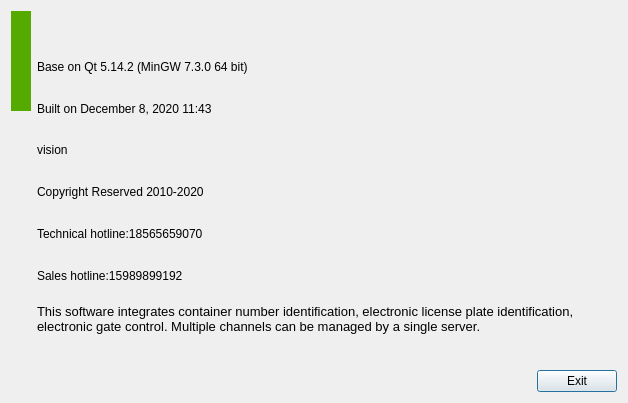
Above: Main/About/aboutdialog.ui from 519984307/Container_Multiple_Channels_20200522 before the change. Below: the same form after it.
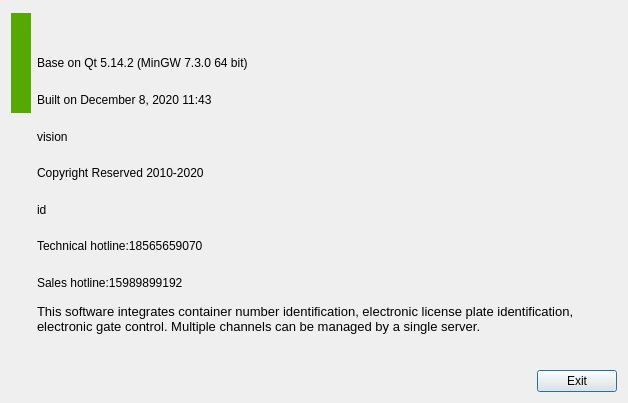
That is the form after the change. Icons and pictures are not drawn.

Patch:
```diff
--- a/Main/About/aboutdialog.ui
+++ b/Main/About/aboutdialog.ui
@@ -18,7 +18,7 @@
     <normaloff>:/UI_ICO/ICO/ICO.ico</normaloff>:/UI_ICO/ICO/ICO.ico</iconset>
   </property>
   <layout class="QGridLayout" name="gridLayout">
-   <item row="0" column="0">
+   <item row="0" column="0" rowspan="3">
     <widget class="QLabel" name="label">
      <property name="maximumSize">
       <size>
@@ -46,12 +46,7 @@
      </property>
     </widget>
    </item>
-   <item row="0" column="1" rowspan="2" colspan="2">
-    <layout class="QVBoxLayout" name="verticalLayout">
-     <property name="spacing">
-      <number>15</number>
-     </property>
-     <item>
+   <item row="0" column="1">
       <widget class="QLabel" name="appLabel">
        <property name="font">
         <font>
@@ -65,71 +60,48 @@
        </property>
       </widget>
      </item>
-     <item>
+   <item row="1" column="1">
       <widget class="QLabel" name="label_11">
        <property name="text">
         <string>Base on Qt 5.14.2 (MinGW 7.3.0 64 bit)</string>
        </property>
       </widget>
      </item>
-     <item>
+   <item row="2" column="1">
       <widget class="QLabel" name="label_2">
        <property name="text">
         <string>Built on December 8, 2020 11:43</string>
        </property>
       </widget>
      </item>
-     <item>
-      <layout class="QHBoxLayout" name="horizontalLayout" stretch="0,1">
-       <item>
-        <widget class="QLabel" name="label_3">
-         <property name="text">
-          <string>vision</string>
-         </property>
-        </widget>
-       </item>
-       <item>
-        <widget class="QLabel" name="verLabel">
-         <property name="text">
-          <string/>
-         </property>
-        </widget>
-       </item>
-      </layout>
-     </item>
-     <item>
-      <layout class="QHBoxLayout" name="horizontalLayout_2" stretch="0,1">
-       <item>
-        <widget class="QLabel" name="label_5">
-         <property name="text">
-          <string>Copyright Reserved 2010-2020 </string>
-         </property>
-        </widget>
-       </item>
-       <item>
-        <widget class="QLabel" name="copyrightLabel">
-         <property name="text">
-          <string/>
-         </property>
-        </widget>
-       </item>
-      </layout>
-     </item>
-     <item>
+   <item row="3" column="0" rowspan="7">
+    <spacer name="verticalSpacer">
+     <property name="orientation">
+      <enum>Qt::Vertical</enum>
+     </property>
+     <property name="sizeHint" stdset="0">
+      <size>
+       <width>20</width>
+       <height>271</height>
+      </size>
+     </property>
+    </spacer>
+   </item>
+   <item row="6" column="1">
       <widget class="QLabel" name="label_4">
        <property name="text">
         <string>Technical hotline:18565659070</string>
        </property>
       </widget>
      </item>
-     <item>
+   <item row="7" column="1">
       <widget class="QLabel" name="label_7">
        <property name="text">
         <string>Sales hotline:15989899192</string>
        </property>
       </widget>
      </item>
-     <item>
+   <item row="8" column="1" colspan="2">
       <widget class="QLabel" name="label_6">
        <property name="font">
         <font>
@@ -149,22 +121,7 @@
        </property>
       </widget>
      </item>
-    </layout>
-   </item>
-   <item row="1" column="0" rowspan="2">
-    <spacer name="verticalSpacer">
-     <property name="orientation">
-      <enum>Qt::Vertical</enum>
-     </property>
-     <property name="sizeHint" stdset="0">
-      <size>
-       <width>20</width>
-       <height>271</height>
-      </size>
-     </property>
-    </spacer>
-   </item>
-   <item row="2" column="1">
+   <item row="9" column="1">
     <spacer name="horizontalSpacer">
      <property name="orientation">
       <enum>Qt::Horizontal</enum>
@@ -177,13 +134,67 @@
      </property>
     </spacer>
    </item>
-   <item row="2" column="2">
+   <item row="9" column="2">
     <widget class="QPushButton" name="pushButton">
      <property name="text">
       <string>Exit</string>
      </property>
     </widget>
    </item>
+   <item row="3" column="1" colspan="2">
+    <layout class="QHBoxLayout" name="horizontalLayout" stretch="0,1">
+     <item>
+      <widget class="QLabel" name="label_3">
+       <property name="text">
+        <string>vision</string>
+       </property>
+      </widget>
+     </item>
+     <item>
+      <widget class="QLabel" name="verLabel">
+       <property name="text">
+        <string/>
+       </property>
+      </widget>
+     </item>
+    </layout>
+   </item>
+   <item row="4" column="1" colspan="2">
+    <layout class="QHBoxLayout" name="horizontalLayout_2" stretch="0,1">
+     <item>
+      <widget class="QLabel" name="label_5">
+       <property name="text">
+        <string>Copyright Reserved 2010-2020 </string>
+       </property>
+      </widget>
+     </item>
+     <item>
+      <widget class="QLabel" name="copyrightLabel">
+       <property name="text">
+        <string/>
+       </property>
+      </widget>
+     </item>
+    </layout>
+   </item>
+   <item row="5" column="1" colspan="2">
+    <layout class="QHBoxLayout" name="horizontalLayout_3" stretch="0,1">
+     <item>
+      <widget class="QLabel" name="label_8">
+       <property name="text">
+        <string>id</string>
+       </property>
+      </widget>
+     </item>
+     <item>
+      <widget class="QLabel" name="ID_label">
+       <property name="text">
+        <string/>
+       </property>
+      </widget>
+     </item>
+    </layout>
+   </item>
   </layout>
  </widget>
  <resources>
```
Lines whose indentation alone changed are shown as unchanged.
